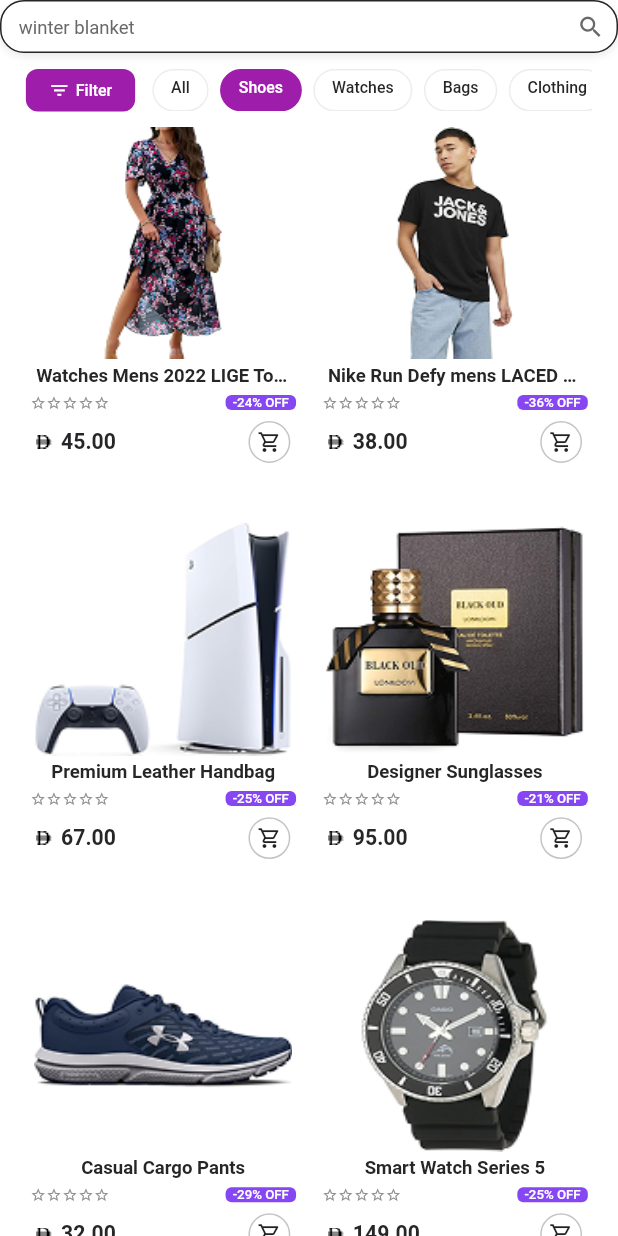
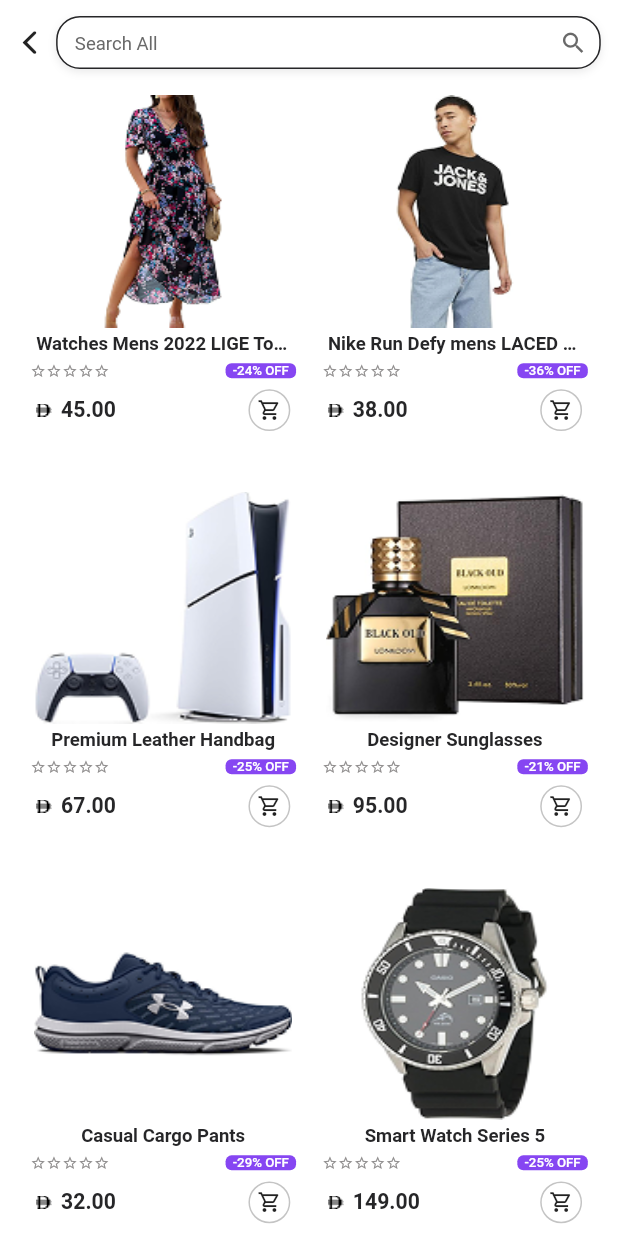
Before and after one commit to althakeel/store1920-MobileApp, a Flutter app: the ProductListScreen screen opened by its route, on a phone screen of 412 x 824 dp. Run offline on Flutter 3.47's test engine with Material 3 defaults, Android fonts, the light colour scheme and no system bars; our stand-ins replace connectivity_plus, flutter_screenutil, flutter_svg, get, get_storage, logger; accounts and stored records are empty.

Commit message:
product list screen is updated

```diff
--- a/lib/screens/features/categories/views/all_categories_screen.dart
+++ b/lib/screens/features/categories/views/all_categories_screen.dart
@@ -19,7 +19,7 @@
         child: Column(
           children: [
             Padding(
-              padding: EdgeInsets.symmetric(horizontal: 18.w, vertical: 12.h),
+              padding: EdgeInsets.fromLTRB(4.w, 12.h, 12.w, 12.h),
               child: CustomSearchBar(),
             ),
             Padding(
--- a/lib/screens/features/categories/widgets/category_grid_item.dart
+++ b/lib/screens/features/categories/widgets/category_grid_item.dart
@@ -20,7 +20,7 @@
     return GestureDetector(
       onTap: () {
         onTap();
-        Get.toNamed(AppRoutes.productList);
+        Get.toNamed(AppRoutes.productList, arguments: {'subCategory': category['name']});
       },
       child: Column(
         children: [
--- a/lib/screens/features/home/widgets/product_list_widget.dart
+++ b/lib/screens/features/home/widgets/product_list_widget.dart
@@ -25,6 +25,7 @@
       itemBuilder: (context, index) {
         final product = products[index];
         return ProductWidget(
+          productId: product['id'],
           imageUrl: product['imageUrl'] ?? '',
           title: product['title'] ?? '',
           originalPrice: product['originalPrice'] ?? '',
--- a/lib/screens/features/product/views/product_list_screen.dart
+++ b/lib/screens/features/product/views/product_list_screen.dart
@@ -5,18 +5,11 @@
 import '../../../widgets/custom_search_bar.dart';
 import '../../../widgets/product_widget.dart';
 import '../controllers/product_controller.dart';
-import '../widgets/filter_section.dart';
 
 class ProductListScreen extends GetView<ProductController> {
   const ProductListScreen({super.key});
 
-  double _calculateChildAspectRatio() {
-    final screenWidth = Get.width;
-    final availableWidth = screenWidth - (18.w * 2) - 18.w;
-    final itemWidth = availableWidth / 2;
-
-    return itemWidth / (itemWidth * 1.4);
-  }
+  double _calculateChildAspectRatio() => controller.calculateChildAspectRatio();
 
   @override
   Widget build(BuildContext context) {
@@ -24,10 +17,16 @@
       backgroundColor: AppColors.white,
       body: SafeArea(
         child: Column(
+          spacing: 20.h,
           children: [
-            // CustomAppBar(title: 'Product List'),
-            CustomSearchBar(),
-            _buildFilterSection(),
+            Padding(
+              padding: EdgeInsets.fromLTRB(8.w, 12.h, 12.w, 0),
+              child: CustomSearchBar(
+                isBack: true,
+                hintSearch: controller.selectedCategory.value,
+              ),
+            ),
+            // _buildFilterSection(),
             Expanded(child: _buildProductGrid()),
           ],
         ),
@@ -35,17 +34,32 @@
     );
   }
 
-  Widget _buildFilterSection() {
-    return Container(
-      margin: EdgeInsets.symmetric(horizontal: 18.w, vertical: 12.h),
-      child: Row(children: [Expanded(child: FilterSection())]),
-    );
-  }
+  // Widget _buildFilterSection() {
+  //   return Container(
+  //     margin: EdgeInsets.symmetric(horizontal: 18.w, vertical: 12.h),
+  //     child: Row(children: [Expanded(child: FilterSection())]),
+  //   );
+  // }
 
   Widget _buildProductGrid() {
     return Obx(() {
       final aspectRatio = _calculateChildAspectRatio();
-
+      if (controller.productList.isEmpty) {
+        return Center(
+          child: Column(
+            mainAxisSize: MainAxisSize.min,
+            children: [
+              Icon(Icons.search_off, size: 48.sp, color: AppColors.textGrey),
+              SizedBox(height: 8.h),
+              Text(
+                'No products found for ${controller.selectedCategory.value}',
+                style: TextStyle(fontSize: 14.sp, color: AppColors.textGrey),
+                textAlign: TextAlign.center,
+              ),
+            ],
+          ),
+        );
+      }
       return GridView.builder(
         padding: EdgeInsets.symmetric(horizontal: 21.w),
         gridDelegate: SliverGridDelegateWithFixedCrossAxisCount(
@@ -58,6 +72,7 @@
         itemBuilder: (context, index) {
           final product = controller.productList[index];
           return ProductWidget(
+            productId: product['id'],
             imageUrl: product['imageUrl'],
             title: product['title'],
             originalPrice: product['originalPrice'],
--- a/lib/screens/widgets/custom_search_bar.dart
+++ b/lib/screens/widgets/custom_search_bar.dart
@@ -1,14 +1,37 @@
+import 'package:flutter/cupertino.dart';
 import 'package:flutter/material.dart';
 import 'package:flutter_screenutil/flutter_screenutil.dart';
+import 'package:get/get.dart';
 import 'package:store1920/global/constant_styles.dart';
 import '../../global/app_color.dart';
 
 class CustomSearchBar extends StatelessWidget {
-  const CustomSearchBar({super.key});
+  final bool isBack;
+  final String hintSearch;
+
+  const CustomSearchBar({
+    this.isBack = false,
+    this.hintSearch = 'Store1920',
+    super.key,
+  });
 
   @override
   Widget build(BuildContext context) {
-    return Container(
+    return Row(
+      mainAxisAlignment: MainAxisAlignment.start,
+      children: [
+        if (isBack)
+          InkWell(
+            onTap: () {
+              Get.back();
+            },
+            child: Icon(CupertinoIcons.back),
+          )
+        else
+          SizedBox(width: 6.w),
+        SizedBox(width: 6.w),
+        Expanded(
+          child: Container(
             height: 40.h,
             decoration: BoxDecoration(
               color: AppColors.white,
@@ -25,7 +48,7 @@
             child: TextField(
               textAlignVertical: TextAlignVertical.center,
               decoration: InputDecoration(
-          hintText: 'winter blanket',
+                hintText: 'Search $hintSearch',
                 hintStyle: bodyStyle.copyWith(fontSize: 14.sp),
                 border: InputBorder.none,
                 isDense: true,
@@ -41,6 +64,9 @@
                 ),
               ),
             ),
+          ),
+        ),
+      ],
     );
   }
 }
--- a/lib/screens/widgets/product_widget.dart
+++ b/lib/screens/widgets/product_widget.dart
@@ -7,6 +7,7 @@
 import '../../../../routes/app_routes.dart';
 
 class ProductWidget extends StatelessWidget {
+  final String? productId;
   final String imageUrl;
   final String title;
   final String originalPrice;
@@ -16,6 +17,7 @@
 
   const ProductWidget({
     super.key,
+    this.productId,
     required this.imageUrl,
     required this.title,
     required this.originalPrice,
@@ -27,7 +29,10 @@
   @override
   Widget build(BuildContext context) {
     return GestureDetector(
-      onTap: () => Get.toNamed(AppRoutes.productDetail),
+      onTap: () => Get.toNamed(
+        AppRoutes.productDetail,
+        arguments: {'productId': productId},
+      ),
       child: RepaintBoundary(
         child: Column(
           crossAxisAlignment: CrossAxisAlignment.center,
```
Also changed, not shown: lib/screens/features/home/widgets/icon_list_of_categories.dart (+1 -10 lines), lib/screens/features/product/controllers/product_controller.dart (+28 -31 lines). Lines whose indentation alone changed are shown as unchanged.
